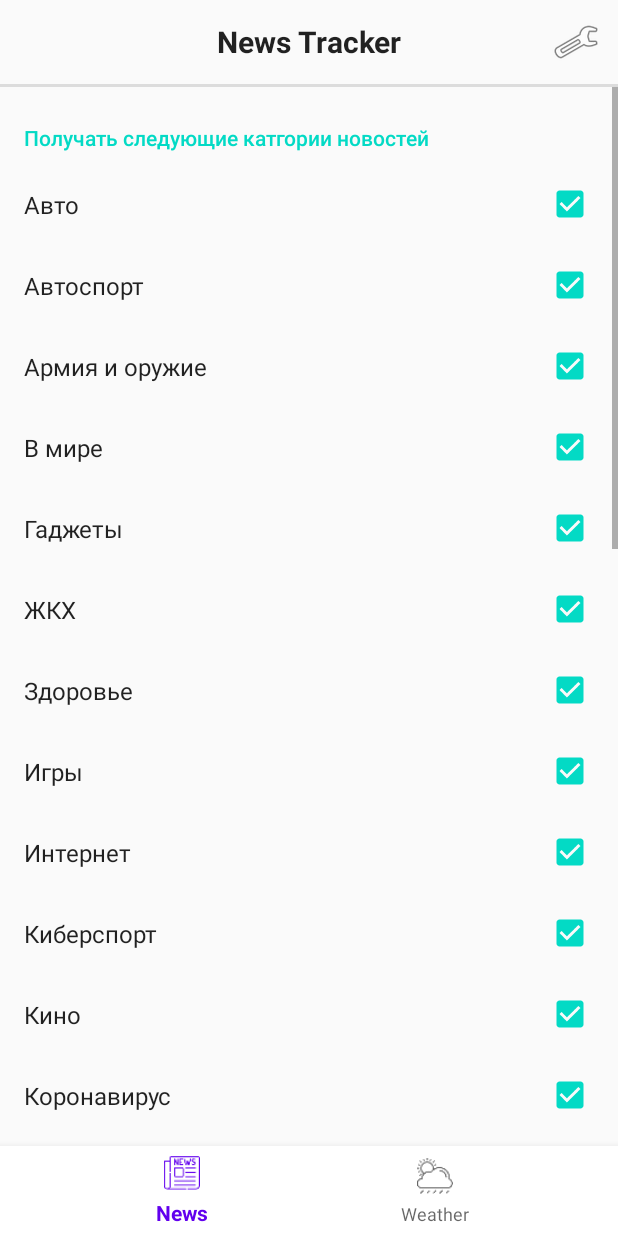
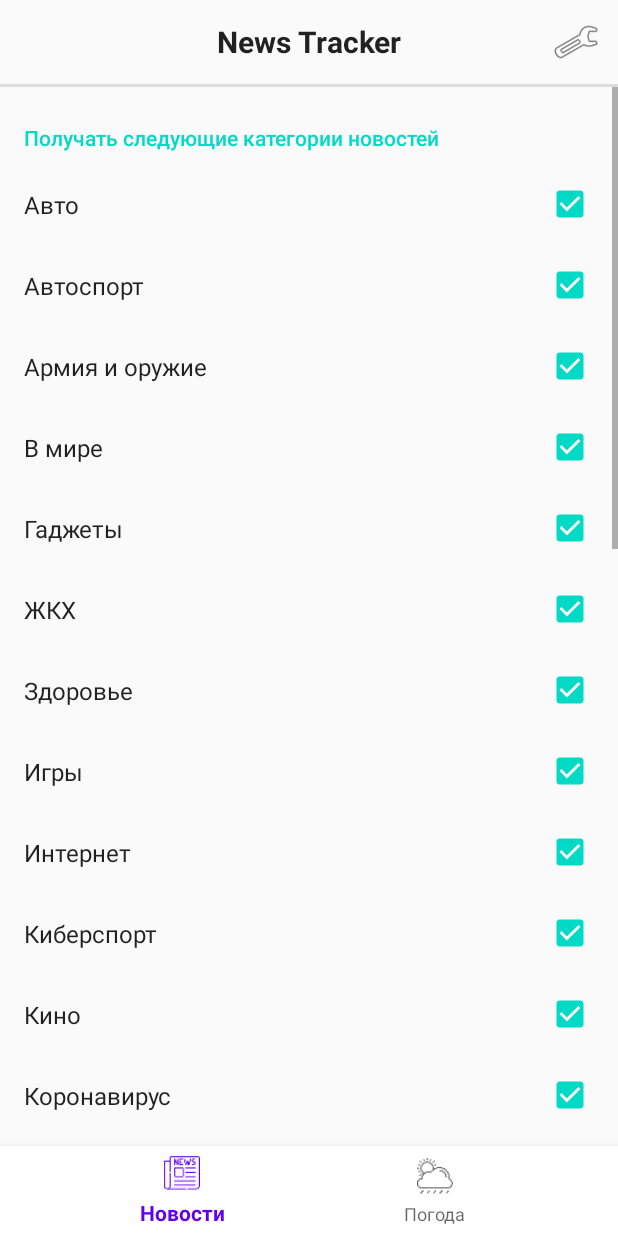
Before and after one commit to groshevdg/NTracker, an Android app: the fragment SettingsFragment placed in its activity, on a phone screen of 412 x 824 dp. Run offline under Robolectric (Android 15) with nearby library versions, the phone set to English and light mode, and no system bars; our stand-ins replace Dagger/Hilt's generated code, androidx.preference; 4 statements that could not run were skipped.

```diff
--- a/app/build.gradle
+++ b/app/build.gradle
@@ -21,6 +21,9 @@ android {
             minifyEnabled false
             proguardFiles getDefaultProguardFile('proguard-android-optimize.txt'), 'proguard-rules.pro'
         }
+    }
+    kotlinOptions {
+        jvmTarget = "1.8"
     }
 }
 
@@ -55,4 +58,6 @@ dependencies {
 
     //Prefs Screen
     implementation prefs.prefs
+
+    implementation 'androidx.fragment:fragment-ktx:1.2.5'
 }
--- a/app/src/main/java/ru/groshevdg/di/components/ActivityComponent.kt
+++ b/app/src/main/java/ru/groshevdg/di/components/ActivityComponent.kt
@@ -1,15 +1,20 @@
 package ru.groshevdg.di.components
 
+import android.content.Context
 import dagger.Component
+import ru.groshevdg.data.network.NewsApiService
 import ru.groshevdg.ui.ApplicationActivity
 import ru.groshevdg.di.annotation.ActivityScope
 import ru.groshevdg.di.modules.ActivityModule
 import ru.groshevdg.di.modules.NavModule
+import ru.groshevdg.di.modules.UtilsModule
 
 @ActivityScope
 @Component(dependencies = [ApplicationComponent::class],
-    modules = [NavModule::class, ActivityModule::class])
+    modules = [NavModule::class, ActivityModule::class, UtilsModule::class])
 interface ActivityComponent {
+    fun apiService() : NewsApiService
+    fun context() : Context
 
     fun inject(activity: ApplicationActivity)
 }
--- a/app/src/main/java/ru/groshevdg/di/components/ApplicationComponent.kt
+++ b/app/src/main/java/ru/groshevdg/di/components/ApplicationComponent.kt
@@ -2,12 +2,14 @@ package ru.groshevdg.di.components
 
 import dagger.Component
 import ru.groshevdg.App
+import ru.groshevdg.data.network.NewsApiService
 import ru.groshevdg.di.modules.RetrofitModule
 import javax.inject.Singleton
 
 @Singleton
 @Component(modules = [RetrofitModule::class])
 interface ApplicationComponent {
+    fun apiService() : NewsApiService
 
     fun inject(application: App)
 }
--- a/app/src/main/java/ru/groshevdg/ui/ApplicationActivity.kt
+++ b/app/src/main/java/ru/groshevdg/ui/ApplicationActivity.kt
@@ -9,6 +9,7 @@ import kotlinx.android.synthetic.main.activity_main.*
 import kotlinx.android.synthetic.main.toolbar.*
 import ru.groshevdg.App
 import ru.groshevdg.R
+import ru.groshevdg.di.components.ActivityComponent
 import ru.groshevdg.di.components.DaggerActivityComponent
 import ru.groshevdg.di.modules.ActivityModule
 import ru.groshevdg.di.modules.NavModule
@@ -17,6 +18,7 @@ import javax.inject.Inject
 
 class ApplicationActivity @Inject constructor() : AppCompatActivity(), BottomNavigationView.OnNavigationItemSelectedListener {
     @Inject lateinit var navigator: Navigator
+    lateinit var activityComponent: ActivityComponent
 
     override fun onCreate(savedInstanceState: Bundle?) {
         super.onCreate(savedInstanceState)
@@ -44,7 +46,7 @@ class ApplicationActivity @Inject constructor() : AppCompatActivity(), BottomNav
     }
 
     private fun setupDagger() {
-        val activityComponent = DaggerActivityComponent.builder()
+        activityComponent = DaggerActivityComponent.builder()
             .applicationComponent(App.instance.appComponent)
             .activityModule(ActivityModule(this))
             .navModule(NavModule())
--- a/app/src/main/java/ru/groshevdg/usecase/NewsUseCase.kt
+++ b/app/src/main/java/ru/groshevdg/usecase/NewsUseCase.kt
@@ -4,7 +4,7 @@ import ru.groshevdg.data.repository.NewsRepository
 import ru.groshevdg.models.usecase.New
 import javax.inject.Inject
 
-class NewsUseCase constructor(private val newsRepository: NewsRepository) {
+class NewsUseCase @Inject constructor(private val newsRepository: NewsRepository) {
     suspend fun getNews() : List<New> {
         val news = mutableListOf<New>()
         val channelList = newsRepository.getChannels()
--- a/app/src/main/res/values/strings.xml
+++ b/app/src/main/res/values/strings.xml
@@ -1,7 +1,36 @@
 <resources>
     <string name="app_name">NTracker</string>
     <string name="full_app_name">News Tracker</string>
-    <string name="news_title">News</string>
-    <string name="weather_title">Weather</string>
+    <string name="news_title">Новости</string>
+    <string name="weather_title">Погода</string>
     <string name="settings_title">Настройки</string>
+    <string name="auto_title">Авто</string>
+    <string name="auto_racing_title">Автоcпорт</string>
+    <string name="army_title">Армия и оружие</string>
+    <string name="world_title">В мире</string>
+    <string name="gadgets_title">Гаджеты</string>
+    <string name="communal_title">ЖКХ</string>
+    <string name="health_title">Здоровье</string>
+    <string name="games_title">Игры</string>
+    <string name="internet_title">Интернет</string>
+    <string name="cyber_sport_title">Киберспорт</string>
+    <string name="movies_title">Кино</string>
+    <string name="koronavirus_title">Коронавирус</string>
+    <string name="cosmos_title">Космос</string>
+    <string name="music_title">Музыка</string>
+    <string name="science_title">Наука</string>
+    <string name="realty_title">Недвижимость</string>
+    <string name="society_title">Общество</string>
+    <string name="politics_title">Политика</string>
+    <string name="incident_title">Происшествия</string>
+    <string name="travels_title">Путешествия</string>
+    <string name="sport_title">Спорт</string>
+    <string name="theaters_title">Театры</string>
+    <string name="computers_title">Технологии</string>
+    <string name="vehicle_title">Транспорт</string>
+    <string name="finances_title">Финансы</string>
+    <string name="showbusiness_title">Шоу-бизнес</string>
+    <string name="ecology_title">Экология</string>
+    <string name="business_title">Экономика</string>
+    <string name="energy_title">Энергетика</string>
 </resources>
--- a/app/src/main/res/xml/settings_screen.xml
+++ b/app/src/main/res/xml/settings_screen.xml
@@ -2,94 +2,94 @@
 <PreferenceScreen xmlns:android="http://schemas.android.com/apk/res/android"
     xmlns:app="http://schemas.android.com/apk/res-auto">
 
-    <PreferenceCategory android:title="Получать следующие катгории новостей"
+    <PreferenceCategory android:title="Получать следующие категории новостей"
         app:iconSpaceReserved="false">
 
-        <CheckBoxPreference android:title="Авто" app:key="auto"
+        <CheckBoxPreference android:title="@string/auto_title" app:key="auto"
             app:iconSpaceReserved="false" android:defaultValue="true" />
 
-        <CheckBoxPreference android:title="Автоcпорт" app:key="auto_racing"
+        <CheckBoxPreference android:title="@string/auto_racing_title" app:key="auto_racing"
             app:iconSpaceReserved="false" android:defaultValue="true" />
 
-        <CheckBoxPreference android:title="Армия и оружие" app:key="army"
+        <CheckBoxPreference android:title="@string/army_title" app:key="army"
             app:iconSpaceReserved="false" android:defaultValue="true" />
 
-        <CheckBoxPreference android:title="В мире" app:key="world"
+        <CheckBoxPreference android:title="@string/world_title" app:key="world"
             app:iconSpaceReserved="false" android:defaultValue="true" />
 
-        <CheckBoxPreference android:title="Гаджеты" app:key="gadgets"
+        <CheckBoxPreference android:title="@string/gadgets_title" app:key="gadgets"
             app:iconSpaceReserved="false" android:defaultValue="true" />
 
-        <CheckBoxPreference android:title="ЖКХ" app:key="communal"
+        <CheckBoxPreference android:title="@string/communal_title" app:key="communal"
             app:iconSpaceReserved="false" android:defaultValue="true" />
 
-        <CheckBoxPreference android:title="Здоровье" app:key="health"
+        <CheckBoxPreference android:title="@string/health_title" app:key="health"
             app:iconSpaceReserved="false" android:defaultValue="true" />
 
-        <CheckBoxPreference android:title="Игры" app:key="games"
+        <CheckBoxPreference android:title="@string/games_title" app:key="games"
             app:iconSpaceReserved="false" android:defaultValue="true" />
 
-        <CheckBoxPreference android:title="Интернет" app:key="internet"
+        <CheckBoxPreference android:title="@string/internet_title" app:key="internet"
             app:iconSpaceReserved="false" android:defaultValue="true" />
 
-        <CheckBoxPreference android:title="Киберспорт" app:key="cyber_sport"
+        <CheckBoxPreference android:title="@string/cyber_sport_title" app:key="cyber_sport"
             app:iconSpaceReserved="false" android:defaultValue="true" />
 
-        <CheckBoxPreference android:title="Кино" app:key="movies"
+        <CheckBoxPreference android:title="@string/movies_title" app:key="movies"
             app:iconSpaceReserved="false" android:defaultValue="true" />
 
-        <CheckBoxPreference android:title="Коронавирус" app:key="koronavirus"
+        <CheckBoxPreference android:title="@string/koronavirus_title" app:key="koronavirus"
             app:iconSpaceReserved="false" android:defaultValue="true" />
 
-        <CheckBoxPreference android:title="Космос" app:key="cosmos"
+        <CheckBoxPreference android:title="@string/cosmos_title" app:key="cosmos"
             app:iconSpaceReserved="false" android:defaultValue="true" />
 
-        <CheckBoxPreference android:title="Музыка" app:key="music"
+        <CheckBoxPreference android:title="@string/music_title" app:key="music"
             app:iconSpaceReserved="false" android:defaultValue="true" />
 
-        <CheckBoxPreference android:title="Наука" app:key="science"
+        <CheckBoxPreference android:title="@string/science_title" app:key="science"
             app:iconSpaceReserved="false" android:defaultValue="true" />
 
-        <CheckBoxPreference android:title="Недвижимость" app:key="realty"
+        <CheckBoxPreference android:title="@string/realty_title" app:key="realty"
             app:iconSpaceReserved="false" android:defaultValue="true" />
 
-        <CheckBoxPreference android:title="Общество" app:key="society"
+        <CheckBoxPreference android:title="@string/society_title" app:key="society"
             app:iconSpaceReserved="false" android:defaultValue="true" />
 
-        <CheckBoxPreference android:title="Политика" app:key="politics"
+        <CheckBoxPreference android:title="@string/politics_title" app:key="politics"
             app:iconSpaceReserved="false" android:defaultValue="true" />
 
-        <CheckBoxPreference android:title="Происшествия" app:key="incident"
+        <CheckBoxPreference android:title="@string/incident_title" app:key="incident"
             app:iconSpaceReserved="false" android:defaultValue="true" />
 
-        <CheckBoxPreference android:title="Путешествия" app:key="travels"
+        <CheckBoxPreference android:title="@string/travels_title" app:key="travels"
             app:iconSpaceReserved="false" android:defaultValue="true" />
 
-        <CheckBoxPreference android:title="Спорт" app:key="sport"
+        <CheckBoxPreference android:title="@string/sport_title" app:key="sport"
             app:iconSpaceReserved="false" android:defaultValue="true" />
 
-        <CheckBoxPreference android:title="Театры" app:key="theaters"
+        <CheckBoxPreference android:title="@string/theaters_title" app:key="theaters"
             app:iconSpaceReserved="false" android:defaultValue="true" />
 
-        <CheckBoxPreference android:title="Технологии" app:key="computers"
+        <CheckBoxPreference android:title="@string/computers_title" app:key="computers"
             app:iconSpaceReserved="false" android:defaultValue="true" />
 
-        <CheckBoxPreference android:title="Транспорт" app:key="vehicle"
+        <CheckBoxPreference android:title="@string/vehicle_title" app:key="vehicle"
             app:iconSpaceReserved="false" android:defaultValue="true" />
 
-        <CheckBoxPreference android:title="Финансы" app:key="finances"
+        <CheckBoxPreference android:title="@string/finances_title" app:key="finances"
             app:iconSpaceReserved="false" android:defaultValue="true" />
 
-        <CheckBoxPreference android:title="Шоу-бизнес" app:key="showbusiness"
+        <CheckBoxPreference android:title="@string/showbusiness_title" app:key="showbusiness"
             app:iconSpaceReserved="false" android:defaultValue="true" />
 
-        <CheckBoxPreference android:title="Экология" app:key="ecology"
+        <CheckBoxPreference android:title="@string/ecology_title" app:key="ecology"
             app:iconSpaceReserved="false" android:defaultValue="true" />
 
-        <CheckBoxPreference android:title="Экономика" app:key="business"
+        <CheckBoxPreference android:title="@string/business_title" app:key="business"
             app:iconSpaceReserved="false" android:defaultValue="true" />
 
-        <CheckBoxPreference android:title="Энергетика" app:key="energy"
+        <CheckBoxPreference android:title="@string/energy_title" app:key="energy"
             app:iconSpaceReserved="false" android:defaultValue="true" />
 
     </PreferenceCategory>
```
Also changed, not shown: app/src/main/java/ru/groshevdg/config/Config.kt (added, +34 -0 lines), app/src/main/java/ru/groshevdg/data/repository/NewsRepository.kt (+10 -34 lines), app/src/main/java/ru/groshevdg/di/annotation/FragmentScope.kt (added, +8 -0 lines), app/src/main/java/ru/groshevdg/di/components/FragmentComponent.kt (added, +13 -0 lines), app/src/main/java/ru/groshevdg/di/factory/ViewModelFactory.kt (added, +22 -0 lines), app/src/main/java/ru/groshevdg/di/factory/ViewModelKey.kt (added, +12 -0 lines), app/src/main/java/ru/groshevdg/di/modules/UtilsModule.kt (added, +17 -0 lines), app/src/main/java/ru/groshevdg/di/modules/ViewModelModule.kt (added, +17 -0 lines), app/src/main/java/ru/groshevdg/ui/news/NewsListFragment.kt (+37 -23 lines), app/src/main/java/ru/groshevdg/ui/news/NewsListViewModel.kt (+22 -1 lines), app/src/main/java/ru/groshevdg/utils/ListsUtils.kt (added, +42 -0 lines), app/src/main/java/ru/groshevdg/utils/SharedPrefsUtils.kt (added, +12 -0 lines).
